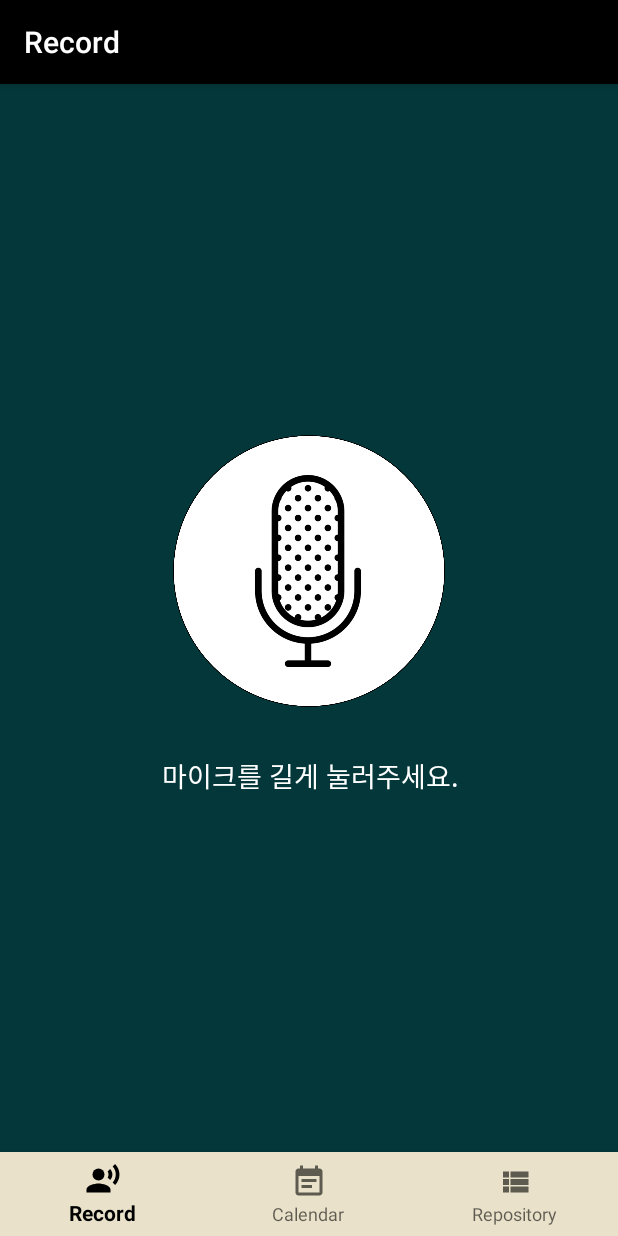
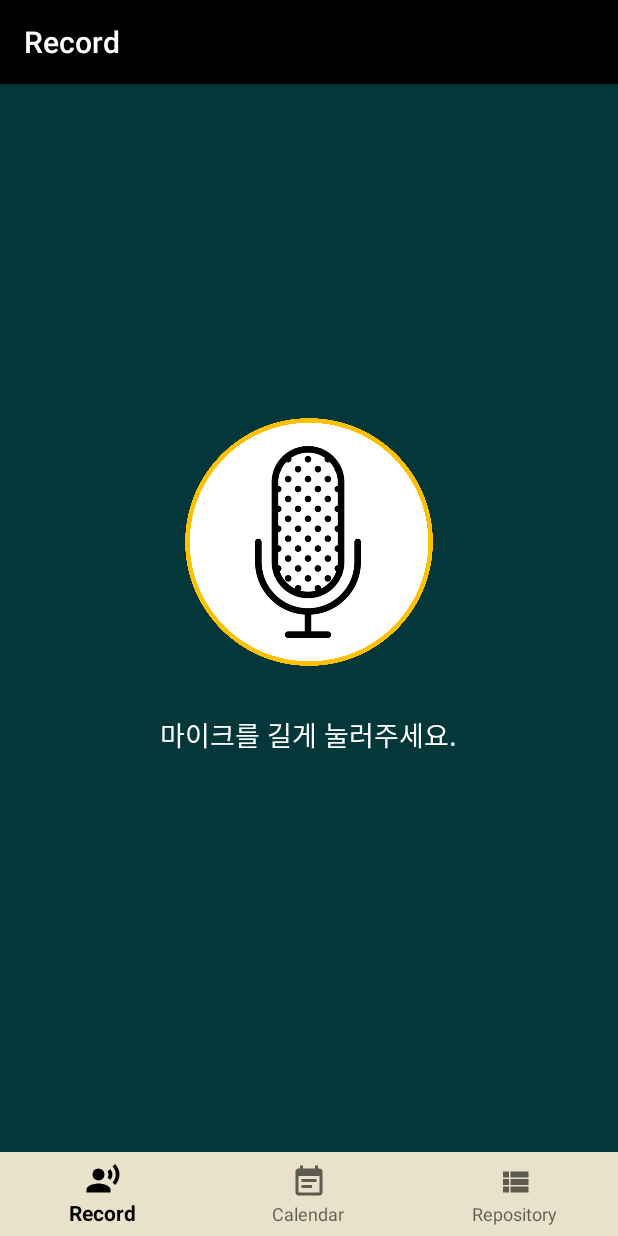
Before and after one commit to MartinNoh/VoiceCalendar, an Android app: the screen it shows after launch (MainActivity), on a phone screen of 412 x 824 dp. Run offline under Robolectric (Android 15) with nearby library versions, the phone set to English and light mode, and no system bars; our stand-ins replace navigation-ui.

Commit message:
VoiceCalendar design material_calendar_view ver5 commit

```diff
--- a/app/src/main/java/com/androidcode/voicecalendar/fragment/RepositoryFragment.java
+++ b/app/src/main/java/com/androidcode/voicecalendar/fragment/RepositoryFragment.java
@@ -47,7 +47,7 @@ public class RepositoryFragment extends Fragment {
         // SQLite
         DBHelper helper = new DBHelper(getActivity());
         SQLiteDatabase db = helper.getWritableDatabase();
-        Cursor cursor = db.rawQuery("select _id, date, content from tb_memo order by _id desc", null);
+        Cursor cursor = db.rawQuery("SELECT _id, date, content FROM tb_memo ORDER BY _id DESC", null);
 
         while(cursor.moveToNext()){
             RecyclerViewDictionary data = new RecyclerViewDictionary(cursor. getInt(0), cursor.getString(1), cursor.getString(2));
--- a/app/src/main/res/layout/activity_main.xml
+++ b/app/src/main/res/layout/activity_main.xml
@@ -1,6 +1,7 @@
 <?xml version="1.0" encoding="utf-8"?>
 <androidx.constraintlayout.widget.ConstraintLayout xmlns:android="http://schemas.android.com/apk/res/android"
     xmlns:app="http://schemas.android.com/apk/res-auto"
+    xmlns:tools="http://schemas.android.com/tools"
     android:id="@+id/container"
     android:layout_width="match_parent"
     android:layout_height="match_parent"
@@ -20,14 +21,16 @@
     <fragment
         android:id="@+id/nav_host_fragment"
         android:name="androidx.navigation.fragment.NavHostFragment"
-        android:layout_width="match_parent"
-        android:layout_height="match_parent"
+        android:layout_width="0dp"
+        android:layout_height="0dp"
         android:background="#FFFFFF"
         app:defaultNavHost="true"
         app:layout_constraintBottom_toTopOf="@id/nav_view"
+        app:layout_constraintHorizontal_bias="0.0"
         app:layout_constraintLeft_toLeftOf="parent"
         app:layout_constraintRight_toRightOf="parent"
         app:layout_constraintTop_toTopOf="parent"
+        app:layout_constraintVertical_bias="0.035"
         app:navGraph="@navigation/mobile_navigation" />
 
 </androidx.constraintlayout.widget.ConstraintLayout>
--- a/app/src/main/res/layout/fragment_record.xml
+++ b/app/src/main/res/layout/fragment_record.xml
@@ -6,6 +6,32 @@
     android:layout_height="match_parent"
     tools:context=".fragment.RecordFragment">
 
+
+    <TextView
+        android:id="@+id/tv_sttResult"
+        android:layout_width="match_parent"
+        android:layout_height="wrap_content"
+        android:layout_marginBottom="48dp"
+        android:textAlignment="center"
+        android:textColor="#FFFFFF"
+        android:textSize="30sp"
+        app:layout_constraintBottom_toTopOf="@+id/btn_record"
+        app:layout_constraintEnd_toEndOf="@+id/btn_record"
+        app:layout_constraintHorizontal_bias="0.498"
+        app:layout_constraintStart_toStartOf="@+id/btn_record" />
+
+    <TextView
+        android:id="@+id/tv_instruction"
+        android:layout_width="wrap_content"
+        android:layout_height="wrap_content"
+        android:layout_marginTop="48dp"
+        android:text="마이크를 길게 눌러주세요."
+        android:textAlignment="center"
+        android:textColor="#FFFFFF"
+        android:textSize="18sp"
+        app:layout_constraintEnd_toEndOf="@+id/btn_record"
+        app:layout_constraintStart_toStartOf="@+id/btn_record"
+        app:layout_constraintTop_toBottomOf="@+id/btn_record" />
 
     <ImageView
         android:id="@+id/imageView2"
@@ -19,7 +45,7 @@
         app:layout_constraintHorizontal_bias="0.0"
         app:layout_constraintStart_toStartOf="parent"
         app:layout_constraintTop_toBottomOf="@+id/tv_sttResult"
-        app:layout_constraintVertical_bias="0.0" />
+        app:layout_constraintVertical_bias="1.0" />
 
     <ImageButton
         android:id="@+id/btn_record"
@@ -35,31 +61,4 @@
         app:layout_constraintTop_toTopOf="parent"
         app:layout_constraintVertical_bias="0.349" />
 
-    <TextView
-        android:id="@+id/tv_sttResult"
-        android:layout_width="match_parent"
-        android:layout_height="wrap_content"
-        android:layout_marginBottom="56dp"
-        android:textAlignment="center"
-        android:textColor="#FFFFFF"
-        android:textSize="30sp"
-        app:layout_constraintBottom_toTopOf="@+id/btn_record"
-        app:layout_constraintEnd_toEndOf="@+id/btn_record"
-        app:layout_constraintHorizontal_bias="0.498"
-        app:layout_constraintStart_toStartOf="@+id/btn_record" />
-
-    <TextView
-        android:id="@+id/tv_instruction"
-        android:layout_width="wrap_content"
-        android:layout_height="wrap_content"
-        android:layout_marginTop="56dp"
-        android:text="마이크를 길게 눌러주세요."
-        android:textAlignment="center"
-        android:textColor="#FFFFFF"
-        android:textSize="18sp"
-        app:layout_constraintEnd_toEndOf="@+id/btn_record"
-        app:layout_constraintHorizontal_bias="0.484"
-        app:layout_constraintStart_toStartOf="@+id/btn_record"
-        app:layout_constraintTop_toBottomOf="@+id/btn_record" />
-
 </androidx.constraintlayout.widget.ConstraintLayout>
--- a/app/src/main/res/layout/recycler_view_calendar_item_list.xml
+++ b/app/src/main/res/layout/recycler_view_calendar_item_list.xml
@@ -9,6 +9,7 @@
         android:id="@+id/tv_list_item"
         android:layout_width="wrap_content"
         android:layout_height="wrap_content"
+        android:layout_marginStart="24dp"
         android:padding="5dp"
         android:text="list"
         android:textAlignment="center"
@@ -17,7 +18,7 @@
         android:textStyle="bold"
         app:layout_constraintBottom_toBottomOf="parent"
         app:layout_constraintEnd_toEndOf="parent"
-        app:layout_constraintHorizontal_bias="0.008"
+        app:layout_constraintHorizontal_bias="0.02"
         app:layout_constraintStart_toStartOf="parent"
         app:layout_constraintTop_toTopOf="parent"
         app:layout_constraintVertical_bias="0.0" />
```
Also changed, not shown: app/src/main/java/com/androidcode/voicecalendar/decorators/EventDecorator.java (added, +39 -0 lines), app/src/main/java/com/androidcode/voicecalendar/decorators/OneDayDecorator.java (added, +37 -0 lines), app/src/main/java/com/androidcode/voicecalendar/decorators/SaturdayDecorator.java (added, +32 -0 lines), app/src/main/java/com/androidcode/voicecalendar/decorators/SundayDecorator.java (added, +33 -0 lines), app/src/main/java/com/androidcode/voicecalendar/fragment/CalendarFragment.java (+89 -3 lines), app/src/main/java/com/androidcode/voicecalendar/recyclerView/RecyclerViewCustomAdapterCalendar.java (+12 -5 lines), app/src/main/res/drawable/more.xml (added, +15 -0 lines), app/src/main/res/layout/fragment_calendar.xml (+20 -16 lines), app/src/main/res/drawable/round_background.png.
